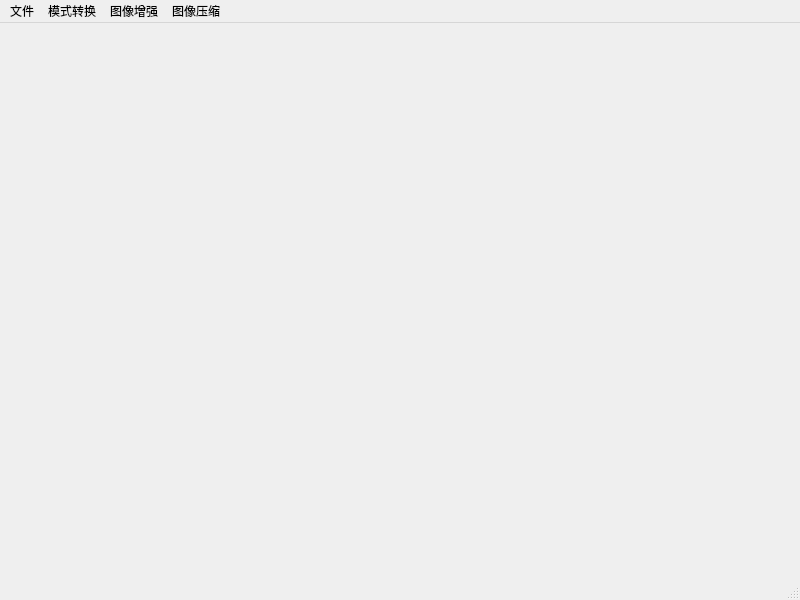
The window that mainwindow.ui (rainmanzj/LittlePS) describes before a commit, drawn with Qt 5.
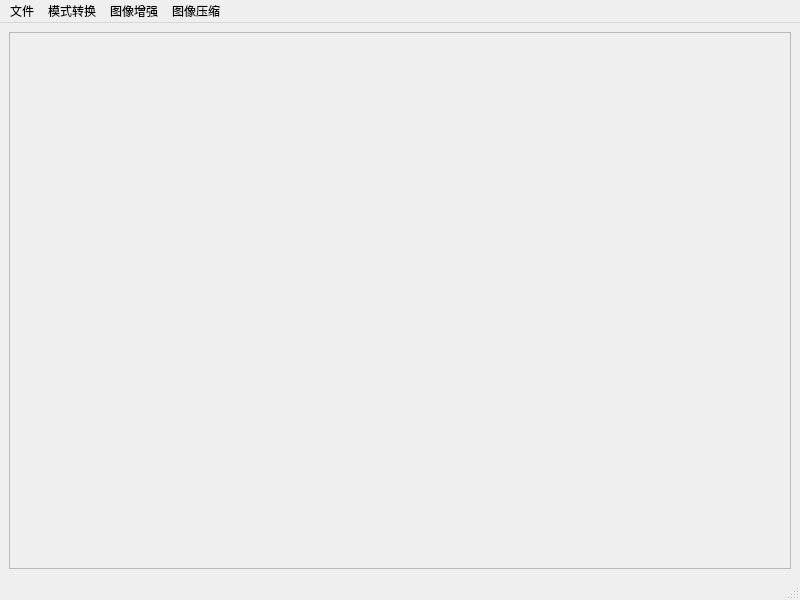
The same window after the commit.

Commit message: 修改ui

What changed in the file:
```diff
--- a/mainwindow.ui
+++ b/mainwindow.ui
@@ -16,10 +16,47 @@
   <widget class="QWidget" name="centralwidget">
    <layout class="QGridLayout" name="gridLayout">
     <item row="0" column="0">
-     <widget class="QLabel" name="label">
-      <property name="text">
-       <string/>
+     <widget class="QScrollArea" name="scrollArea">
+      <property name="maximumSize">
+       <size>
+        <width>9999</width>
+        <height>9999</height>
+       </size>
       </property>
+      <property name="widgetResizable">
+       <bool>true</bool>
+      </property>
+      <widget class="QWidget" name="scrollAreaWidgetContents_2">
+       <property name="geometry">
+        <rect>
+         <x>0</x>
+         <y>0</y>
+         <width>780</width>
+         <height>537</height>
+        </rect>
+       </property>
+       <property name="maximumSize">
+        <size>
+         <width>5000</width>
+         <height>5000</height>
+        </size>
+       </property>
+       <layout class="QGridLayout" name="gridLayout_2">
+        <item row="0" column="0">
+         <widget class="QLabel" name="label">
+          <property name="maximumSize">
+           <size>
+            <width>5000</width>
+            <height>5000</height>
+           </size>
+          </property>
+          <property name="text">
+           <string/>
+          </property>
+         </widget>
+        </item>
+       </layout>
+      </widget>
      </widget>
     </item>
    </layout>
```
The commit also changes 1 other file.
